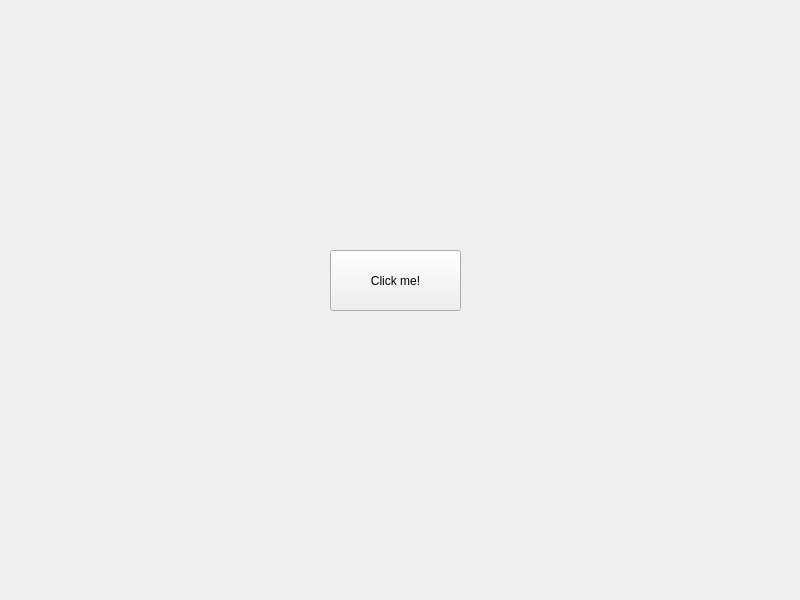
Above: modbus-application/mainwindow.ui from Wolkabout/offset-printing-machine-simulator-application before the change. Below: the same form after it.
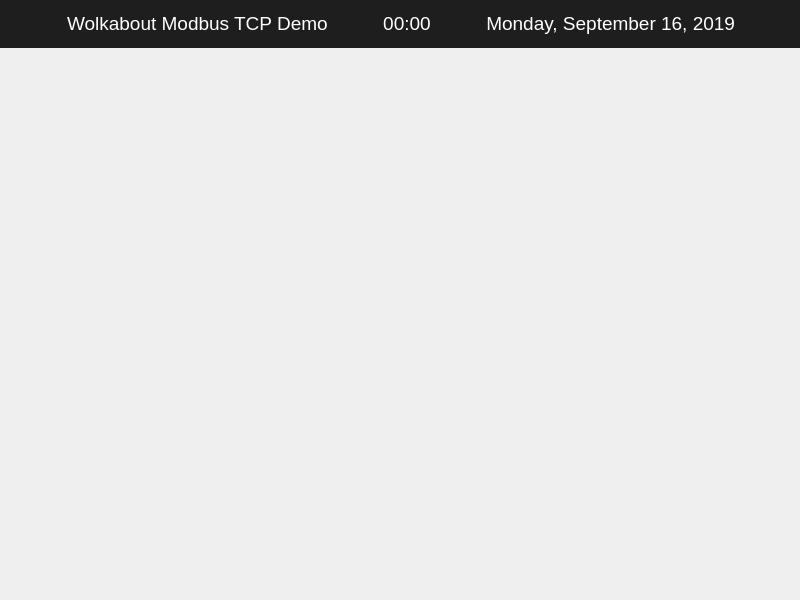
That is the form after the change.

Patch:
```diff
--- a/modbus-application/mainwindow.ui
+++ b/modbus-application/mainwindow.ui
@@ -32,24 +32,129 @@
    <string>Wolkabout Modbus TCP</string>
   </property>
   <widget class="QWidget" name="centralWidget">
-   <widget class="QPushButton" name="pushButton">
+   <widget class="QFrame" name="">
     <property name="geometry">
      <rect>
-      <x>330</x>
-      <y>250</y>
-      <width>131</width>
-      <height>61</height>
+      <x>0</x>
+      <y>0</y>
+      <width>801</width>
+      <height>48</height>
      </rect>
     </property>
-    <property name="text">
-     <string>Click me!</string>
+    <property name="styleSheet">
+     <string notr="true">background-color: rgb(30, 30, 30);
+color: white;;</string>
     </property>
-    <property name="default">
-     <bool>false</bool>
-    </property>
-    <property name="flat">
-     <bool>false</bool>
-    </property>
+    <layout class="QHBoxLayout" name="horizontalLayout">
+     <property name="spacing">
+      <number>0</number>
+     </property>
+     <property name="sizeConstraint">
+      <enum>QLayout::SetDefaultConstraint</enum>
+     </property>
+     <item>
+      <widget class="QLabel" name="label">
+       <property name="sizePolicy">
+        <sizepolicy hsizetype="Fixed" vsizetype="Fixed">
+         <horstretch>0</horstretch>
+         <verstretch>0</verstretch>
+        </sizepolicy>
+       </property>
+       <property name="font">
+        <font>
+         <family>Ubuntu</family>
+         <pointsize>14</pointsize>
+        </font>
+       </property>
+       <property name="autoFillBackground">
+        <bool>false</bool>
+       </property>
+       <property name="styleSheet">
+        <string notr="true">background-color: rgb(30, 30, 30);
+color: white;;</string>
+       </property>
+       <property name="frameShape">
+        <enum>QFrame::NoFrame</enum>
+       </property>
+       <property name="text">
+        <string>Wolkabout Modbus TCP Demo</string>
+       </property>
+       <property name="textFormat">
+        <enum>Qt::PlainText</enum>
+       </property>
+       <property name="margin">
+        <number>0</number>
+       </property>
+       <property name="indent">
+        <number>1</number>
+       </property>
+      </widget>
+     </item>
+     <item>
+      <widget class="QLabel" name="label_2">
+       <property name="sizePolicy">
+        <sizepolicy hsizetype="Fixed" vsizetype="Fixed">
+         <horstretch>0</horstretch>
+         <verstretch>0</verstretch>
+        </sizepolicy>
+       </property>
+       <property name="font">
+        <font>
+         <family>Ubuntu</family>
+         <pointsize>14</pointsize>
+         <weight>50</weight>
+         <bold>false</bold>
+        </font>
+       </property>
+       <property name="autoFillBackground">
+        <bool>false</bool>
+       </property>
+       <property name="styleSheet">
+        <string notr="true">background-color: rgb(30, 30, 30);
+color: white;;</string>
+       </property>
+       <property name="text">
+        <string>00:00</string>
+       </property>
+       <property name="alignment">
+        <set>Qt::AlignCenter</set>
+       </property>
+       <property name="margin">
+        <number>0</number>
+       </property>
+      </widget>
+     </item>
+     <item>
+      <widget class="QLabel" name="label_3">
+       <property name="sizePolicy">
+        <sizepolicy hsizetype="Fixed" vsizetype="Fixed">
+         <horstretch>0</horstretch>
+         <verstretch>0</verstretch>
+        </sizepolicy>
+       </property>
+       <property name="font">
+        <font>
+         <family>Ubuntu</family>
+         <pointsize>14</pointsize>
+         <italic>false</italic>
+        </font>
+       </property>
+       <property name="styleSheet">
+        <string notr="true">background-color: rgb(30, 30, 30);
+color: white;;</string>
+       </property>
+       <property name="text">
+        <string>Monday, September 16, 2019</string>
+       </property>
+       <property name="alignment">
+        <set>Qt::AlignRight|Qt::AlignTrailing|Qt::AlignVCenter</set>
+       </property>
+       <property name="margin">
+        <number>0</number>
+       </property>
+      </widget>
+     </item>
+    </layout>
    </widget>
   </widget>
  </widget>
```
